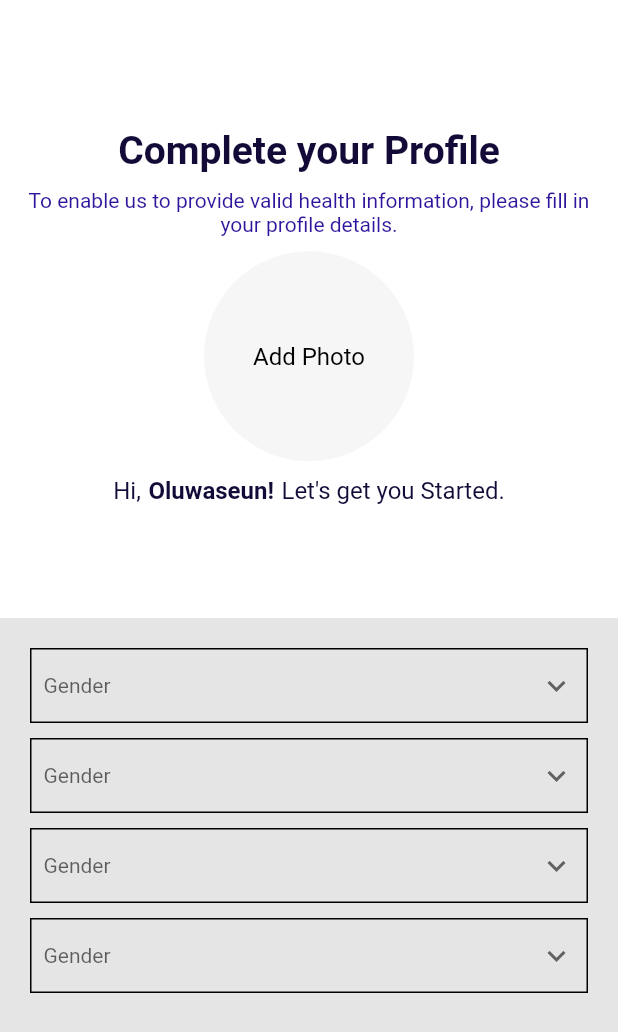
After one commit to gbolahan146/project_asthManagement, a Flutter app: the ProfilePage1 screen opened directly, on a phone screen of 412 x 824 dp. The commit adds this screen. Shown: the top 1032 px of the screen. Run offline on Flutter 3.47's test engine with Material 2 defaults, Android fonts, the phone set to English and light mode, and no system bars; our stand-ins replace device_preview, responsive_builder.

Commit message:
Working on profile page 1

```diff
--- /dev/null
+++ b/lib/views/profile/profile1.dart
@@ -0,0 +1,329 @@
+import 'package:flutter/material.dart';
+
+class ProfilePage1 extends StatefulWidget {
+  @override
+  _ProfilePage1State createState() => _ProfilePage1State();
+}
+
+class _ProfilePage1State extends State<ProfilePage1> {
+  Color color;
+
+  @override
+  Widget build(BuildContext context) {
+    var value;
+        return Scaffold(
+          body: Column(
+              children: <Widget>[
+                Expanded(
+          child: Container(
+          color: Colors.white,
+            width: 500,
+            child: Padding(
+              padding: const EdgeInsets.only(right:10.0,left: 10.0),
+              child: Column(
+                crossAxisAlignment: CrossAxisAlignment.center,
+              mainAxisAlignment: MainAxisAlignment.center,
+                children: <Widget>[
+                  SizedBox(
+                    height: 10,
+                  ),
+                  Text('Complete your Profile',
+                  style: TextStyle(
+                    fontWeight: FontWeight.bold,
+                    fontSize: 26,
+                    color: Color(0xff130A38),
+                  ),
+                  ),
+                  SizedBox(
+                    height: 10,
+                  ),
+                  Text('To enable us to provide valid health information, please fill in your profile details.',
+                  textAlign: TextAlign.center,
+                  style: TextStyle(
+                    fontSize: 14,
+                    color: Color(0xff30159C),
+                  ),
+                  ),
+                  SizedBox(
+                    height: 10,
+                  ),
+                  CircleAvatar(
+                  radius: 70.0,
+                  child: Text('Add Photo',
+                  style: TextStyle(
+                    color: Colors.black,
+                  ),
+                  ),
+                  backgroundColor: Color(0xffF6F6F6),
+                ),
+
+                SizedBox(
+                    height: 10,
+                  ),
+                  Row(
+                    crossAxisAlignment: CrossAxisAlignment.center,
+                    mainAxisAlignment: MainAxisAlignment.center,
+
+                    children: <Widget>[
+                      Text('Hi,',
+                      style: TextStyle(
+
+                    fontSize: 16,
+                    color: Color(0xff130A38),
+                  ),
+                      ),
+                       SizedBox(
+                    width: 5,
+                  ),
+                      Text('Oluwaseun!',
+                      style: TextStyle(
+                    fontWeight: FontWeight.bold,
+                    fontSize: 16,
+                    color: Color(0xff130A38),
+                  ),
+                      ),
+                      SizedBox(
+                    width: 5,
+                  ),
+                      Text('Let\'s get you Started.',
+                      style: TextStyle(
+                    fontSize: 16,
+                    color: Color(0xff130A38),
+                  ),
+                      ),
+                    ],
+                  ),
+
+                ],
+              ),
+            ),
+
+                ),
+                ),
+                Expanded(
+          child: Container(
+            color: Color(0xffE5E5E5),
+            child: Padding(
+              padding: const EdgeInsets.all(20.0),
+              child: Column(
+                children: <Widget>[
+                  Container(
+                    decoration: BoxDecoration(
+                      border: Border.all(
+                        color: Colors.black,
+                      )
+                     ),
+                    child: DropdownButton(
+                      value: value,
+                  isExpanded: true,
+                  underline: SizedBox(),
+                  hint: Padding(
+                    padding: const EdgeInsets.only(left:8.0),
+                    child: Text('Gender',
+                    style: TextStyle(
+                      fontSize: 14,
+                    ),
+                    ),
+                  ),
+                  icon: Padding(
+                    padding: const EdgeInsets.only(right:8.0),
+                    child: Icon(
+                              Icons.keyboard_arrow_down,
+                            ),
+                  ),
+                  elevation: 0,
+                  isDense: false,
+                  items: [
+                    DropdownMenuItem(
+                      child: Text("Male"),
+                      value: 1,
+                    ),
+                    DropdownMenuItem(
+                      child: Text("Female"),
+                      value: 2,
+                    ),
+                    DropdownMenuItem(
+                      child: Text("prefer not to say"),
+                      value: 3
+                    ),
+                  ],
+                  onChanged: (value){
+                    setState(() {
+                      value = value;
+                    });
+                  },
+
+                ),
+
+              ),
+              SizedBox(
+                height: 10,
+              ),
+              Container(
+                    decoration: BoxDecoration(
+                      border: Border.all(
+                        color: Colors.black,
+                      )
+                     ),
+                    child: DropdownButton(
+                      value: value,
+                  isExpanded: true,
+                  underline: SizedBox(),
+                  hint: Padding(
+                    padding: const EdgeInsets.only(left:8.0),
+                    child: Text('Gender',
+                    style: TextStyle(
+                      fontSize: 14,
+                    ),
+                    ),
+                  ),
+                  icon: Padding(
+                    padding: const EdgeInsets.only(right:8.0),
+                    child: Icon(
+                              Icons.keyboard_arrow_down,
+                            ),
+                  ),
+                  elevation: 0,
+                  isDense: false,
+                  items: [
+                    DropdownMenuItem(
+                      child: Text("Male"),
+                      value: 1,
+                    ),
+                    DropdownMenuItem(
+                      child: Text("Female"),
+                      value: 2,
+                    ),
+                    DropdownMenuItem(
+                      child: Text("prefer not to say"),
+                      value: 3
+                    ),
+                  ],
+                  onChanged: (value){
+                    setState(() {
+                      value = value;
+                    });
+                  },
+
+                ),
+              ),
+              SizedBox(
+                height: 10,
+              ),
+              Container(
+                    decoration: BoxDecoration(
+                      border: Border.all(
+                        color: Colors.black,
+                      )
+                     ),
+                    child: DropdownButton(
+                      value: value,
+                  isExpanded: true,
+                  underline: SizedBox(),
+                  hint: Padding(
+                    padding: const EdgeInsets.only(left:8.0),
+                    child: Text('Gender',
+                    style: TextStyle(
+                      fontSize: 14,
+                    ),
+                    ),
+                  ),
+                  icon: Padding(
+                    padding: const EdgeInsets.only(right:8.0),
+                    child: Icon(
+                              Icons.keyboard_arrow_down,
+                            ),
+                  ),
+                  elevation: 0,
+                  isDense: false,
+                  items: [
+                    DropdownMenuItem(
+                      child: Text("Male"),
+                      value: 1,
+                    ),
+                    DropdownMenuItem(
+                      child: Text("Female"),
+                      value: 2,
+                    ),
+                    DropdownMenuItem(
+                      child: Text("prefer not to say"),
+                      value: 3
+                    ),
+                  ],
+                  onChanged: (value){
+                    setState(() {
+                      value = value;
+                    });
+                  },
+
+                ),
+              ),
+              SizedBox(
+                height: 10,
+
+              ),
+              Container(
+                    decoration: BoxDecoration(
+                      border: Border.all(
+                        color: Colors.black,
+                      )
+                     ),
+                    child: DropdownButton(
+                      value: value,
+                  isExpanded: true,
+                  underline: SizedBox(),
+                  hint: Padding(
+                    padding: const EdgeInsets.only(left:8.0),
+                    child: Text('Gender',
+                    style: TextStyle(
+                      fontSize: 14,
+                    ),
+                    ),
+                  ),
+                  icon: Padding(
+                    padding: const EdgeInsets.only(right:8.0),
+                    child: Icon(
+                              Icons.keyboard_arrow_down,
+                            ),
+                  ),
+                  elevation: 0,
+                  isDense: false,
+                  items: [
+                    DropdownMenuItem(
+                      child: Text("Male"),
+                      value: 1,
+                    ),
+                    DropdownMenuItem(
+                      child: Text("Female"),
+                      value: 2,
+                    ),
+                    DropdownMenuItem(
+                      child: Text("prefer not to say"),
+                      value: 3
+                    ),
+                  ],
+                  onChanged: (value){
+                    setState(() {
+                      value = value;
+                    });
+                  },
+
+                ),
+              ),
+
+              // SizedBox(
+              //   height: 10,
+              // ),
+
+              //FlatButton(onPressed: () {}, child: null)
+            ],
+          ),
+        ),
+            ),
+            ),
+          ],
+        ),
+
+    );
+  }
+}
```
Also changed, not shown: lib/main.dart (line endings or trailing spaces), pubspec.lock, 3 other files.
